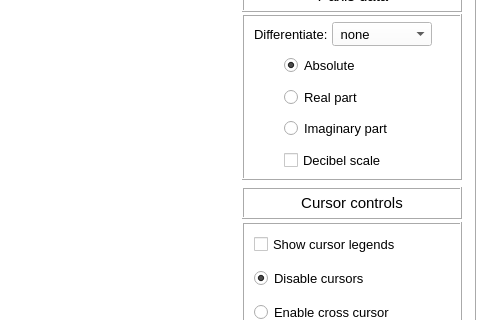
open-pulse/OpenPulse, file data/user_input/ui_files/plots_/results_/frequency_response_plot.ui: the form before one commit; both pictures show x 520 to 1000 and y 230 to 550 of the 1000 by 740 pixel window.
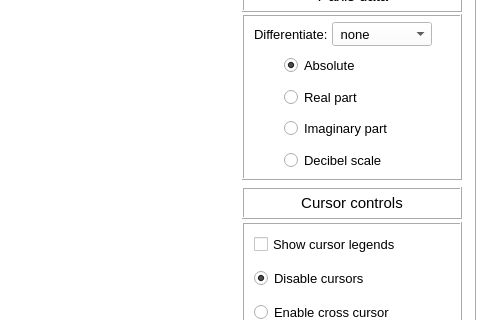
The form after the commit.

What changed in the file:
```diff
--- a/data/user_input/ui_files/plots_/results_/frequency_response_plot.ui
+++ b/data/user_input/ui_files/plots_/results_/frequency_response_plot.ui
@@ -1020,7 +1020,7 @@
                       <number>2</number>
                      </property>
                      <item row="0" column="0">
-                      <widget class="QCheckBox" name="checkBox_decibel_scale">
+                      <widget class="QRadioButton" name="radioButton_decibel_scale">
                        <property name="minimumSize">
                         <size>
                          <width>140</width>
```
Left out of the diff: 3 changed lines with no effect on the pictures.
